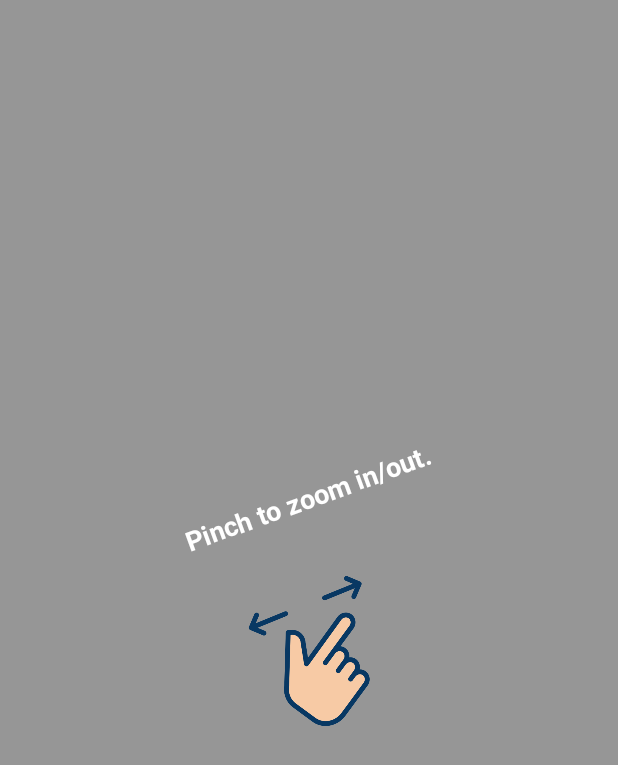
After one commit to karthikmohan-dev/NASA-POTD, an Android app: the layout tutorial_center_4.xml on its own in the app's theme, with its tools: preview values and no code run, on a phone screen of 412 x 824 dp. The commit adds this screen. Shown: the top 765 px of the screen. Run offline under Robolectric (Android 15) with nearby library versions, the phone set to English and light mode, and no system bars.

```diff
--- /dev/null
+++ b/app/src/main/res/layout/tutorial_center_4.xml
@@ -0,0 +1,41 @@
+<LinearLayout xmlns:android="http://schemas.android.com/apk/res/android"
+    xmlns:tools="http://schemas.android.com/tools"
+    android:layout_width="match_parent"
+    android:layout_height="match_parent"
+    android:background="@color/black_overlay"
+    android:orientation="vertical">
+
+    <LinearLayout
+        android:layout_width="match_parent"
+        android:layout_height="match_parent"
+        android:layout_margin="30dp"
+        android:id="@+id/swiper"
+        android:layout_gravity="center"
+        android:orientation="vertical"
+        android:gravity="center"
+        tools:ignore="UseCompoundDrawables,UselessParent">
+
+        <TextView
+            android:layout_width="wrap_content"
+            android:layout_height="wrap_content"
+            android:padding="10dp"
+            android:gravity="center"
+            android:textStyle="bold"
+            android:rotation="340"
+            android:layout_gravity="center"
+            android:text="@string/pinch_to_zoom_in_out"
+            android:textColor="@android:color/white"
+            android:textSize="18sp"/>
+
+        <ImageView
+            android:id="@+id/imageView2"
+            android:layout_width="100dp"
+            android:layout_height="100dp"
+            android:layout_margin="30dp"
+            android:layout_gravity="center"
+            tools:srcCompat="@drawable/zoom_on"
+            android:contentDescription="@string/zoom" />
+
+    </LinearLayout>
+
+</LinearLayout>
--- a/app/src/main/res/values/strings.xml
+++ b/app/src/main/res/values/strings.xml
@@ -27,9 +27,12 @@
     <string name="you_can_swipe_left_to_show_previous_day_s_photo">You can swipe right to left to show next day\'s photo.</string>
     <string name="no_network">No Network!</string>
     <string name="pref_previously_started">already_done</string>
+    <string name="pref_previously_started_1">already_done_1</string>
     <string name="change_dates_using_this_button_nto_see_photos_of_other_dates">Change dates using this button to see more photos.</string>
     <string name="use_this_button_to_zoom_in_out_nthe_current_image">Use this button to zoom in/out the current image. \n\nOr use this button to play any videos.</string>
-    <string name="enjoy_and_please_rate_this_app_on_play_store">Enjoy and please rate this app on play store!\n\nThank You!</string>
+    <string name="enjoy_and_please_rate_this_app_on_play_store">Enjoy and please rate this app on play store!\n\nDeveloped by Karthik Mohan\n\nThank You!</string>
+    <string name="pinch_to_zoom_in_out">Pinch to zoom in/out.</string>
+    <string name="zoom">Zoom</string>
     <string-array name="spinner">
         <item>English</item>
         <item>Hindi</item>
```
Also changed, not shown: app/src/main/java/com/karthik/nasapotd/MainActivity.kt (+73 -45 lines), app/src/main/res/drawable/zoom3.png (added).
